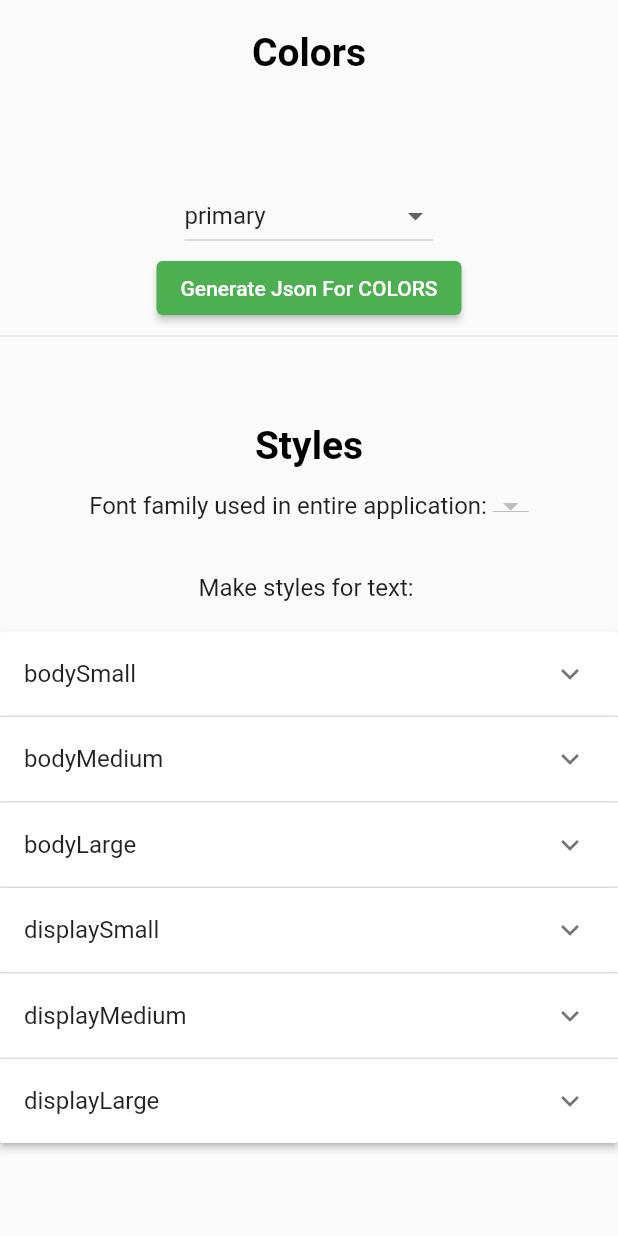
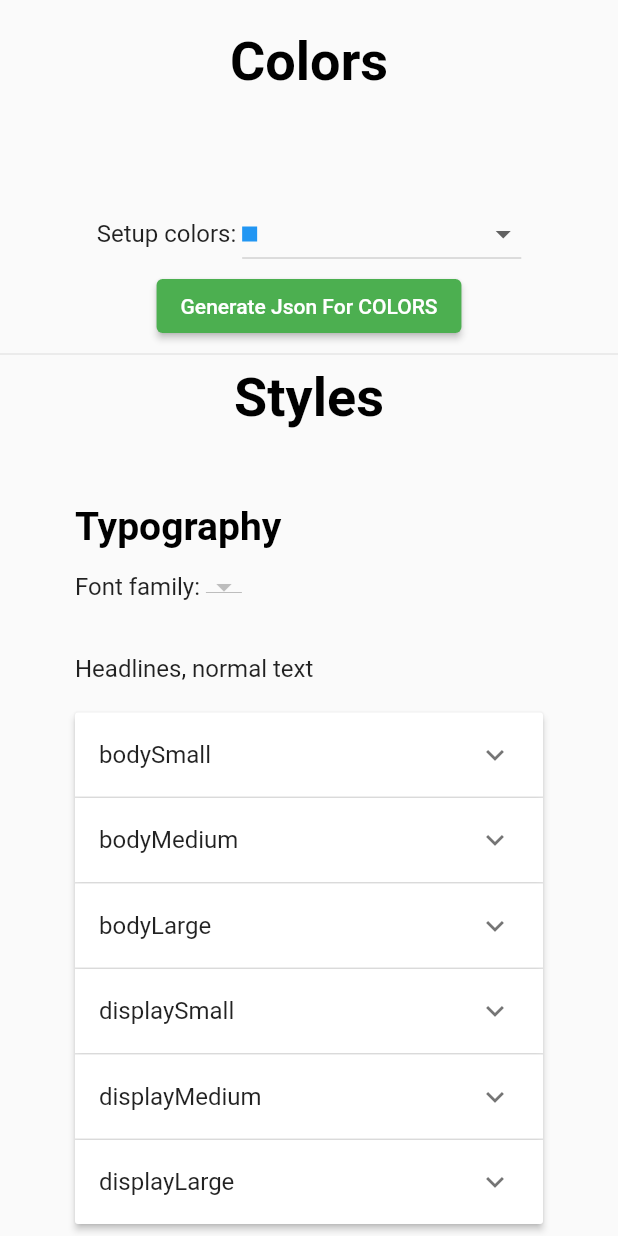
Before and after one commit to z1bc-io/flutter-theme-designer-main, a Flutter app: the screen it shows after launch, after a tap on "CONTINUE", on a phone screen of 412 x 824 dp. Run offline on Flutter 3.47's test engine with Material 2 defaults, Android fonts, the phone set to English and light mode, and no system bars; our stand-ins replace flutter_colorpicker, google_fonts.

Commit message:
add updated ui for designer

```diff
--- a/lib/main.dart
+++ b/lib/main.dart
@@ -1,6 +1,6 @@
 import 'package:flutter/material.dart';
-import 'themes/custom_theme/Custom_Theme.dart';
-import 'themes/pre_theme/Pre_Theme.dart';
+import 'themes/custom_theme/custom_Theme.dart';
+import 'themes/pre_theme/pre_theme.dart';
 
 void main() {
   runApp(const MyApp());
--- a/lib/themes/custom_theme/Custom_Theme.dart
+++ b/lib/themes/custom_theme/Custom_Theme.dart
@@ -12,6 +12,7 @@ class CustomTheme extends StatefulWidget {
 
 class _CustomThemeState extends State<CustomTheme> {
   List<String> colors = [
+    "",
     "primary",
     "accent",
     "card",
@@ -31,7 +32,7 @@ class _CustomThemeState extends State<CustomTheme> {
   ];
   List<String> fonts = GoogleFonts.asMap().keys.toList();
 
-  String colorSelectableItem = "primary";
+  String colorSelectableItem = "";
   String selectableFont = "Abel";
   Color selectable = Colors.blue;
 
@@ -121,7 +122,7 @@ class _CustomThemeState extends State<CustomTheme> {
             child: Center(
               child: Text(
                 "Colors",
-                style: Theme.of(context).textTheme.displaySmall,
+                style: Theme.of(context).textTheme.displayMedium,
               ),
             ),
           ),
@@ -129,11 +130,26 @@ class _CustomThemeState extends State<CustomTheme> {
             height: 50,
           ),
           Center(
-            child: DropdownButton(
+            child: Row(
+              mainAxisAlignment: MainAxisAlignment.center,
+              children: [
+                Text("Setup colors: "),
+                DropdownButton(
                     value: colorSelectableItem,
                     items: colors
                         .map((color) => DropdownMenuItem(
-                          child: Text(color),
+                              child: Row(
+                                children: [
+                                  Container(
+                                      width: 10,
+                                      height: 10,
+                                      color: color != ""
+                                          ? chosenColors[color]
+                                          : Colors.blue),
+                                  SizedBox(width: 10),
+                                  Text(color),
+                                ],
+                              ),
                               value: color,
                             ))
                         .toList(),
@@ -185,10 +201,12 @@ class _CustomThemeState extends State<CustomTheme> {
                                             ElevatedButton(
                                                 onPressed: () => {
                                                       setState(() => {
-                                                        chosenColors[item!] =
+                                                            chosenColors[
+                                                                    item!] =
                                                                 selectable
                                                           }),
-                                                  Navigator.of(context).pop()
+                                                      Navigator.of(context)
+                                                          .pop()
                                                     },
                                                 child: Text("Save"))
                                           ],
@@ -197,6 +215,8 @@ class _CustomThemeState extends State<CustomTheme> {
                                     ]));
                               })
                         }),
+              ],
+            ),
           ),
           Center(
             child: ElevatedButton(
@@ -205,21 +225,33 @@ class _CustomThemeState extends State<CustomTheme> {
             ),
           ),
           Divider(),
-          SizedBox(height: 50),
           Center(
+            child: Column(
+              children: [
+                Text(
+                  "Styles",
+                  style: Theme.of(context).textTheme.displayMedium,
+                ),
+              ],
+            ),
+          ),
+          Column(
+            crossAxisAlignment: CrossAxisAlignment.start,
+            children: [
+              Container(
+                padding: EdgeInsets.only(top: 50, left: 50),
                 child: Text(
-              "Styles",
+                  "Typography",
                   style: Theme.of(context).textTheme.displaySmall,
                 ),
               ),
-          Center(
-              child: Column(
-            children: [
-              Row(
-                mainAxisAlignment: MainAxisAlignment.center,
+              Padding(
+                padding: const EdgeInsets.only(left: 50.0),
+                child: Row(
+                  mainAxisAlignment: MainAxisAlignment.start,
                   children: [
                     SizedBox(height: 50),
-                  Text("Font family used in entire application: "),
+                    Text("Font family: "),
                     Tooltip(
                       child: DropdownButton(
                           value: selectableFont,
@@ -236,6 +268,7 @@ class _CustomThemeState extends State<CustomTheme> {
                     ),
                   ],
                 ),
+              ),
               // Center(
               //   child: SizedBox(
               //     width: 200,
@@ -246,14 +279,22 @@ class _CustomThemeState extends State<CustomTheme> {
               //   ),
               // ),
               SizedBox(height: 20),
-              Text("Make styles for text: "),
+              Padding(
+                padding: const EdgeInsets.only(left: 50.0),
+                child: Text("Headlines, normal text ",
+                    style: Theme.of(context).textTheme.bodyMedium),
+              ),
               SizedBox(height: 20),
-              ExpansionPanelList(
-                expansionCallback: (panelIndex, isExpanded) => setState(() =>
-                    stylesExpanded[stylesExpanded.keys.toList()[panelIndex]] =
-                        !isExpanded),
+              Padding(
+                padding: const EdgeInsets.only(left: 50.0, right: 50.0),
+                child: Center(
+                  child: ExpansionPanelList(
+                    expansionCallback: (panelIndex, isExpanded) => setState(
+                        () => stylesExpanded[stylesExpanded.keys
+                            .toList()[panelIndex]] = !isExpanded),
                     children: styles
                         .map((style) => ExpansionPanel(
+                            canTapOnHeader: true,
                             headerBuilder: (context, value) =>
                                 ListTile(title: Text(style)),
                             body: Column(
@@ -293,9 +334,66 @@ class _CustomThemeState extends State<CustomTheme> {
                             ),
                             isExpanded: stylesExpanded[style]!))
                         .toList(),
+                  ),
+                ),
+              ),
+              SizedBox(height: 20),
+              Padding(
+                padding: const EdgeInsets.only(left: 50.0),
+                child: Column(
+                    crossAxisAlignment: CrossAxisAlignment.start,
+                    children: [
+                      Text("Buttons",
+                          style: Theme.of(context).textTheme.displaySmall),
+                      SizedBox(
+                        width: 250,
+                        child: Column(
+                          children: [
+                            TextField(
+                                decoration: InputDecoration(
+                                    labelText: "Enter here font size: ")),
+                            TextField(
+                                decoration: InputDecoration(
+                                    labelText:
+                                        "Enter here inner size of a button: "))
+                          ],
+                        ),
+                      ),
+                      SizedBox(height: 20),
+                      Text("Input Fields",
+                          style: Theme.of(context).textTheme.displaySmall),
+                      SizedBox(height: 10),
+                      Text("Outline border on Input fields"),
+                      Row(
+                        children: [
+                          Radio(
+                            groupValue: "YES",
+                            onChanged: (e) => {},
+                            value: "some Value",
+                          ),
+                          Text("YES"),
+                          Radio(
+                            groupValue: "NO",
+                            onChanged: (e) => {},
+                            value: "some Value",
+                          ),
+                          Text("NO"),
+                        ],
+                      )
+                    ]),
+              ),
+              SizedBox(height: 20),
+              Row(
+                mainAxisAlignment: MainAxisAlignment.center,
+                children: [
+                  ElevatedButton(child: Text("Preview"), onPressed: () => {}),
+                  SizedBox(width: 10),
+                  ElevatedButton(
+                      child: Text("Export JSON"), onPressed: () => {}),
+                ],
               )
             ],
-          ))
+          )
         ],
       ),
     );
```
Lines whose indentation alone changed are shown as unchanged.
